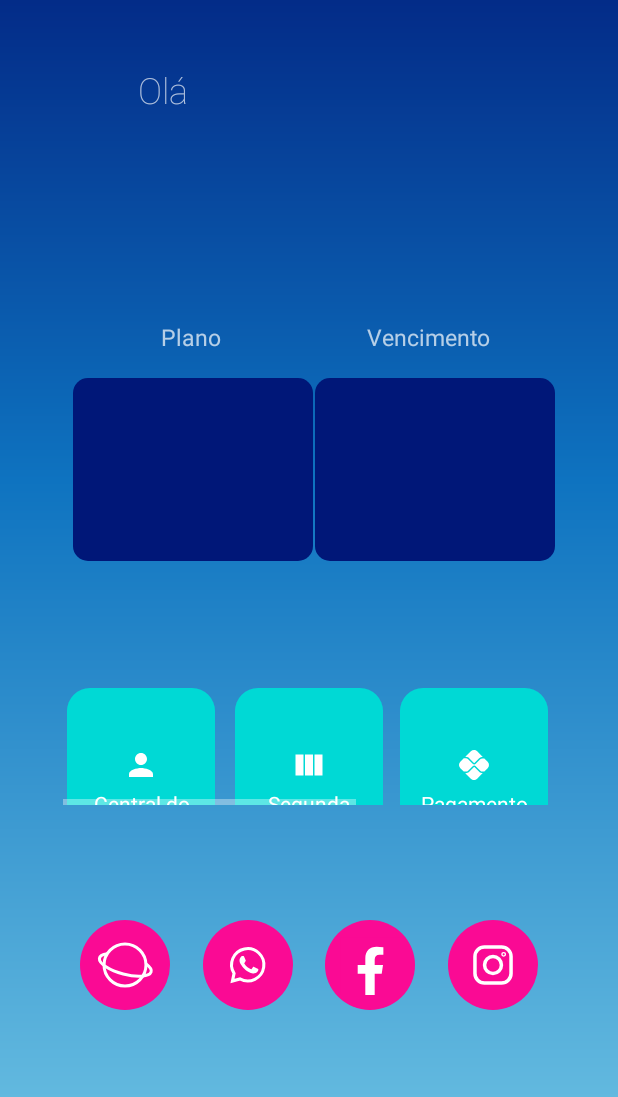
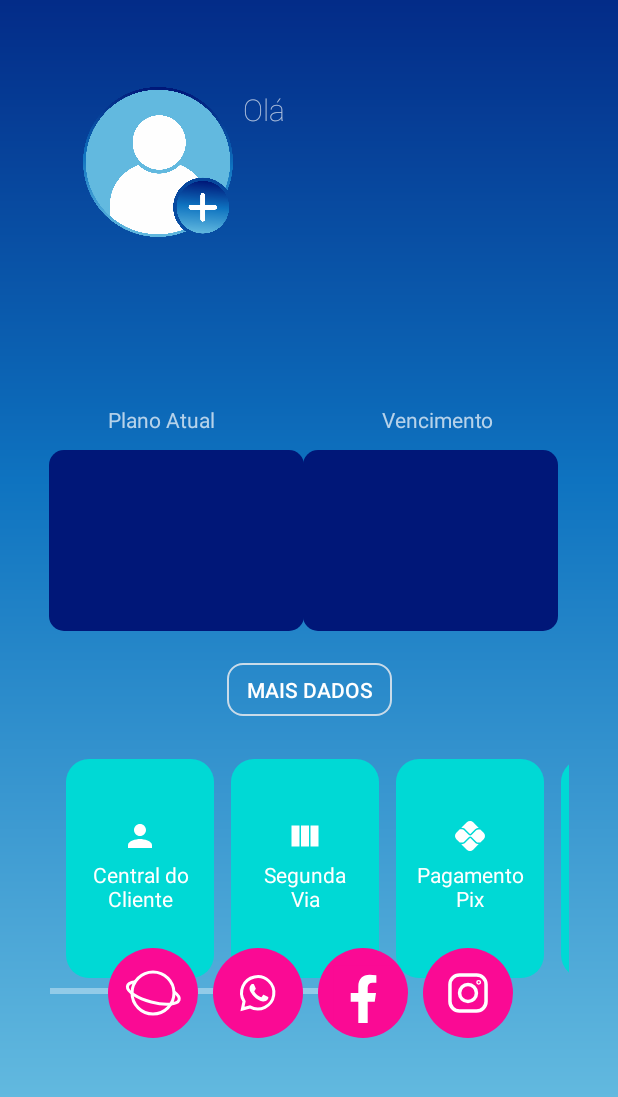
Before and after one commit to GideoneBerg/projetoAplicativoAndroid, an Android app: the ClienteActivity screen opened directly, with no data from a screen before it, on a phone screen of 412 x 824 dp, the part 138-1235 px from its top. Run offline under Robolectric (Android 15) with nearby library versions, the phone set to English and light mode, and no system bars.

Commit message:
Atualização: inserindo popup

```diff
--- a/app/build.gradle.kts
+++ b/app/build.gradle.kts
@@ -9,7 +9,7 @@ android {
 
     defaultConfig {
         applicationId = "com.example.projeto"
-        minSdk = 16
+        minSdk = 24
         targetSdk = 33
         versionCode = 1
         versionName = "1.0"
@@ -46,4 +46,5 @@ dependencies {
     androidTestImplementation("androidx.test.espresso:espresso-core:3.5.1")
     implementation("com.squareup.retrofit2:retrofit:2.9.0")
     implementation("com.squareup.retrofit2:converter-gson:2.9.0")
+    implementation ("com.github.santalu:maskara:1.0.0")
 }
--- a/app/src/main/java/com/example/projeto/activity/ClienteActivity.kt
+++ b/app/src/main/java/com/example/projeto/activity/ClienteActivity.kt
@@ -1,13 +1,14 @@
 package com.example.projeto.activity
 
+import android.app.Dialog
 import android.content.Intent
 import android.net.Uri
 import android.os.Bundle
-import android.view.View
-import android.widget.Button
+
 import android.widget.TextView
 import androidx.appcompat.app.AppCompatActivity
 import com.example.projeto.R
+
 import com.example.projeto.activity.webView.WebSpeedTestActivity
 import com.example.projeto.databinding.ActivityClienteBinding
 
@@ -24,22 +25,52 @@ class ClienteActivity : AppCompatActivity() {
         botoesScroll()
         // Dados do cliente
         dadosAPI()
+
     }
-    private fun dadosAPI() {
+     private fun dadosAPI() {
+
         // Trazendo dados para a activity
         val nomeUsuario = intent.getStringExtra("nomeUsuario")
+        binding.textViewNome.text = nomeUsuario
+
         val plano = intent.getStringExtra("plano")
+        binding.plano.text = plano
+
         val vencimento = intent.getStringExtra("vencimento")
+        binding.vencimento.text = vencimento
 
-        val textViewNome = findViewById<TextView>(R.id.textViewNome)
-        textViewNome.text = nomeUsuario
+         val cidade = intent.getStringExtra("cidade")
 
-        val textViewPlano = findViewById<TextView>(R.id.plano)
-        textViewPlano.text = plano
+         val rua = intent.getStringExtra("rua")
 
-        val textViewVencimento = findViewById<TextView>(R.id.vencimento)
-        textViewVencimento.text = vencimento
+
+
+         // Botao criado para exibição de dados do cliente usando popup
+
+         binding.maisDados.setOnClickListener(){
+             val dialog = Dialog(this@ClienteActivity)
+             dialog.setContentView(R.layout.popup)
+
+             val nome = dialog.findViewById<TextView>(R.id.nomeCliente)
+             nome.text = nomeUsuario
+
+             val ruaCliente = dialog.findViewById<TextView>(R.id.ruaCliente)
+             ruaCliente.text = rua
+
+             val cidadeAtual = dialog.findViewById<TextView>(R.id.cidadeCliente)
+             cidadeAtual.text = cidade
+
+//             val buttonFechar = dialog.findViewById<Button>(R.id.buttonFechar)
+//             buttonFechar.setOnClickListener {
+//                 dialog.dismiss() // Fecha o diálogo quando o botão "Fechar" é clicado
+//             }
+             dialog.show()
+
+
+         }
+
     }
+
 
     private fun botoesScroll(){
 
@@ -73,10 +104,12 @@ class ClienteActivity : AppCompatActivity() {
             intent.data =Uri.parse("tel:$telefone")
             startActivity(intent)
         }
-        val testeInternet = findViewById<Button>(R.id.teste_velocidade)
-        testeInternet.setOnClickListener(View.OnClickListener {
+
+        binding.testeVelocidade.setOnClickListener {
             val intent = Intent(this, WebSpeedTestActivity::class.java)
             startActivity(intent)
-        })
+        }
     }
+
+
 }
--- a/app/src/main/java/com/example/projeto/activity/classes/Usuario.kt
+++ b/app/src/main/java/com/example/projeto/activity/classes/Usuario.kt
@@ -5,7 +5,13 @@ class Usuario {
    lateinit var cpf: String
    lateinit var senha: String
    lateinit var nome: String
+   lateinit var nascimento: String
    lateinit var plano: String
    lateinit var vencimento: String
+   lateinit var cidade: String
+   lateinit var rua: String
+   lateinit var numero: String
+   lateinit var bairro: String
+
 
 }
--- a/app/src/main/res/layout/activity_cliente.xml
+++ b/app/src/main/res/layout/activity_cliente.xml
@@ -13,154 +13,148 @@
 
 
     <ImageView
-        android:id="@+id/image_logo_cliente"
+        android:id="@+id/imageLogoCliente"
         android:layout_width="93dp"
         android:layout_height="67dp"
         android:layout_alignParentTop="true"
+        android:layout_gravity="left"
         android:layout_marginTop="24dp"
         app:layout_constraintEnd_toEndOf="parent"
         app:layout_constraintHorizontal_bias="0.512"
         app:layout_constraintStart_toStartOf="parent"
         app:layout_constraintTop_toTopOf="parent"
-        app:srcCompat="@drawable/logotipo" />
+        app:srcCompat="@drawable/logotipo"
+        tools:ignore="RtlHardcoded" />
+
+    <TextView
+        android:id="@+id/textOla"
+        android:layout_width="wrap_content"
+        android:layout_height="wrap_content"
+        android:layout_marginStart="130dp"
+        android:layout_marginTop="60dp"
+        android:fontFamily="sans-serif-thin"
+        android:text="@string/ola"
+        android:textSize="20sp"
+        app:layout_constraintStart_toStartOf="parent"
+        app:layout_constraintTop_toBottomOf="@+id/imageLogoCliente" />
 
     <TextView
         android:id="@+id/textViewNome"
-        android:layout_width="260dp"
-        android:layout_height="78dp"
-        android:layout_marginStart="60dp"
-        android:layout_marginLeft="60dp"
-        android:layout_marginTop="8dp"
+        android:layout_width="216dp"
+        android:layout_height="81dp"
+        android:layout_marginStart="130dp"
+        android:layout_marginTop="2dp"
         android:fontFamily="sans-serif-condensed"
         android:textColor="@color/tiffany"
-        android:textSize="30sp"
-        android:visibility="visible"
+        android:textSize="25sp"
         app:layout_constraintStart_toStartOf="parent"
-        app:layout_constraintTop_toBottomOf="@+id/text_ola"
+        app:layout_constraintTop_toBottomOf="@+id/textOla"
         tools:text="Cliente" />
 
+    <ImageView
+        android:id="@+id/personCliente"
+        android:layout_width="100dp"
+        android:layout_height="100dp"
+        android:layout_marginStart="16dp"
+        android:layout_marginTop="150dp"
+        app:layout_constraintEnd_toStartOf="@+id/textViewNome"
+        app:layout_constraintStart_toStartOf="parent"
+        app:layout_constraintTop_toTopOf="parent"
+        app:srcCompat="@drawable/personadd"
+        tools:srcCompat="@drawable/personadd" />
+
     <TextView
-        android:id="@+id/text_ola"
+        android:id="@+id/plano_atual"
         android:layout_width="wrap_content"
         android:layout_height="wrap_content"
-        android:layout_marginStart="60dp"
-        android:layout_marginLeft="60dp"
-        android:layout_marginTop="44dp"
-        android:fontFamily="sans-serif-thin"
-        android:text="@string/ola"
-        android:textSize="24sp"
-        app:layout_constraintStart_toStartOf="parent"
-        app:layout_constraintTop_toBottomOf="@+id/image_logo_cliente" />
-
-    <TextView
-        android:id="@+id/textPlano"
-        android:layout_width="wrap_content"
-        android:layout_height="wrap_content"
-        android:layout_marginStart="75dp"
-        android:layout_marginLeft="75dp"
-        android:layout_marginTop="52dp"
-        android:gravity="center"
+        android:layout_marginStart="40dp"
+        android:layout_marginTop="100dp"
         android:text="@string/plano"
-        android:textSize="15sp"
         app:layout_constraintStart_toStartOf="parent"
         app:layout_constraintTop_toBottomOf="@+id/textViewNome" />
 
     <TextView
-        android:id="@+id/textVencimento"
+        android:id="@+id/vencimentoData"
         android:layout_width="wrap_content"
         android:layout_height="wrap_content"
-        android:layout_marginStart="40dp"
-        android:layout_marginLeft="40dp"
-        android:layout_marginTop="52dp"
-        android:layout_marginEnd="40dp"
-        android:layout_marginRight="40dp"
-        android:gravity="center"
+
+        android:layout_marginStart="60dp"
         android:text="@string/vencimento"
-        android:textSize="15sp"
-        app:layout_constraintBottom_toTopOf="@+id/vencimento"
         app:layout_constraintEnd_toEndOf="parent"
-        app:layout_constraintHorizontal_bias="0.811"
-        app:layout_constraintStart_toEndOf="@+id/textPlano"
-        app:layout_constraintTop_toBottomOf="@+id/textViewNome"
-        app:layout_constraintVertical_bias="0.0" />
+        app:layout_constraintStart_toEndOf="@+id/plano_atual"
+        app:layout_constraintTop_toTopOf="@+id/plano_atual" />
 
     <TextView
         android:id="@+id/plano"
-        android:layout_width="161dp"
-        android:layout_height="123dp"
-        android:layout_marginStart="16dp"
-        android:layout_marginLeft="16dp"
-        android:layout_marginTop="16dp"
+        android:layout_width="171dp"
+        android:layout_height="122dp"
+        android:layout_marginTop="10dp"
         android:background="@drawable/background_plano_vencimento"
         android:gravity="center"
         android:text="@string/plano"
         android:textColor="@color/tiffany"
         android:textSize="20sp"
         app:layout_constraintStart_toStartOf="parent"
-        app:layout_constraintTop_toBottomOf="@+id/textPlano" />
+        app:layout_constraintTop_toBottomOf="@+id/plano_atual" />
 
     <TextView
         android:id="@+id/vencimento"
-        android:layout_width="161dp"
-        android:layout_height="123dp"
-        android:layout_marginStart="161dp"
-        android:layout_marginLeft="161dp"
+        android:layout_width="171dp"
+        android:layout_height="122dp"
+        android:layout_marginStart="-15dp"
+        android:layout_marginEnd="-5dp"
         android:background="@drawable/background_plano_vencimento"
         android:gravity="center"
         android:text="@string/vencimento"
         android:textColor="@color/tiffany"
         android:textSize="20sp"
+        app:layout_constraintEnd_toEndOf="parent"
         app:layout_constraintStart_toEndOf="@+id/plano"
-        app:layout_constraintStart_toStartOf="@+id/plano"
         app:layout_constraintTop_toTopOf="@+id/plano" />
 
     <HorizontalScrollView
         android:id="@+id/menu_cliente"
-        android:layout_width="match_parent"
-        android:layout_height="match_parent"
-        android:layout_marginStart="10dp"
-        android:layout_marginLeft="10dp"
-        android:layout_marginTop="550dp"
-        android:layout_marginEnd="5dp"
-        android:layout_marginRight="5dp"
-        android:layout_marginBottom="195dp"
+        android:layout_width="346dp"
+        android:layout_height="165dp"
+        android:layout_marginTop="70dp"
+        android:layout_marginBottom="50dp"
+        android:fillViewport="true"
         app:layout_constraintBottom_toBottomOf="parent"
         app:layout_constraintEnd_toEndOf="parent"
         app:layout_constraintStart_toStartOf="parent"
         app:layout_constraintTop_toBottomOf="@+id/plano"
+        app:layout_constraintVertical_bias="0.234"
         tools:ignore="MissingConstraints">
 
         <LinearLayout
             android:layout_width="wrap_content"
-            android:layout_height="wrap_content"
+            android:layout_height="match_parent"
             android:orientation="horizontal">
-
 
             <Button
                 android:id="@+id/centralClienteScroll"
                 style="?android:attr/buttonBarButtonStyle"
                 android:layout_width="100dp"
                 android:layout_height="147dp"
-                android:layout_marginStart="2dp"
-                android:layout_marginEnd="2dp"
+                android:layout_marginStart="10dp"
                 android:background="@drawable/background_botao_menu_cliente"
                 android:drawableTop="@drawable/baseline_person_24"
+                android:elevation="800dp"
                 android:paddingLeft="10dp"
                 android:paddingTop="40sp"
                 android:paddingRight="10dp"
                 android:paddingBottom="40dp"
                 android:text="@string/central_cliente"
+                android:textAlignment="center"
                 android:textAppearance="@style/TextAppearance.AppCompat.Body1"
-                android:textColor="@color/white" />
-
+                android:textColor="@color/white"
+                android:translationZ="50dp" />
 
             <Button
-                android:id="@+id/segunda_via"
-                style="?android:attr/buttonBarButtonStyle"
+                android:id="@+id/segundaVia"
                 android:layout_width="100dp"
                 android:layout_height="147dp"
                 android:layout_marginStart="10dp"
-                android:layout_marginLeft="10dp"
                 android:background="@drawable/background_botao_menu_cliente"
                 android:drawableTop="@drawable/baseline_view_column_24"
                 android:paddingLeft="10dp"
@@ -168,12 +162,12 @@
                 android:paddingRight="10dp"
                 android:paddingBottom="40dp"
                 android:text="@string/segunda_via"
+                android:textAlignment="center"
                 android:textAppearance="@style/TextAppearance.AppCompat.Body1"
                 android:textColor="@color/white" />
 
             <Button
-                android:id="@+id/pagamento_pix"
-                style="?android:attr/buttonBarButtonStyle"
+                android:id="@+id/pagamentoPix"
                 android:layout_width="100dp"
                 android:layout_height="147dp"
                 android:layout_marginLeft="10dp"
@@ -186,15 +180,15 @@
                 android:paddingBottom="40dp"
                 android:shadowRadius="0"
                 android:text="@string/pagamento_pix"
+                android:textAlignment="center"
                 android:textAppearance="@style/TextAppearance.AppCompat.Body1"
                 android:textColor="@color/white" />
 
-
             <Button
-                android:id="@+id/teste_velocidade"
-                style="?android:attr/buttonBarButtonStyle"
-                android:layout_width="109dp"
+                android:id="@+id/testeVelocidade"
+                android:layout_width="100dp"
                 android:layout_height="147dp"
+                android:layout_marginStart="0dp"
                 android:background="@drawable/background_botao_menu_cliente"
                 android:drawableTop="@drawable/baseline_network_check_24"
                 android:paddingLeft="10dp"
@@ -203,16 +197,16 @@
                 android:paddingBottom="40dp"
                 android:shadowRadius="0"
                 android:text="@string/teste_velocidade"
+                android:textAlignment="center"
                 android:textAppearance="@style/TextAppearance.AppCompat.Body1"
                 android:textColor="@color/white" />
 
             <Button
                 android:id="@+id/sobre"
-                style="?android:attr/buttonBarButtonStyle"
-                android:layout_width="107dp"
-                android:layout_height="match_parent"
+                android:layout_width="100dp"
+                android:layout_height="147dp"
                 android:layout_marginStart="8dp"
-                android:layout_marginEnd="8dp"
+                android:layout_marginTop="8dp"
                 android:background="@drawable/background_botao_menu_cliente"
                 android:drawableTop="@drawable/baseline_info_24"
                 android:paddingLeft="10dp"
@@ -221,10 +215,9 @@
                 android:paddingBottom="40dp"
                 android:shadowRadius="0"
                 android:text="@string/sobre"
+                android:textAlignment="center"
                 android:textAppearance="@style/TextAppearance.AppCompat.Body1"
                 android:textColor="@color/white" />
-
-
         </LinearLayout>
 
     </HorizontalScrollView>
@@ -233,71 +226,55 @@
         android:id="@+id/siteApcTecnologia"
         android:layout_width="60dp"
         android:layout_height="60dp"
-        android:layout_marginTop="180dp"
+        android:layout_marginStart="40dp"
+        android:layout_marginBottom="40dp"
         android:background="@drawable/background_menu_rede_sociais"
-        android:contentDescription="TODO"
-        app:layout_constraintBottom_toBottomOf="@+id/whatsappApcTecnologia"
-        app:layout_constraintEnd_toStartOf="@+id/whatsappApcTecnologia"
+        app:layout_constraintBottom_toBottomOf="parent"
         app:layout_constraintStart_toStartOf="parent"
-        app:layout_constraintTop_toBottomOf="@+id/plano"
-        app:layout_constraintVertical_bias="1.0"
-        app:srcCompat="@drawable/samsung_internet"
-        tools:ignore="SpeakableTextPresentCheck" />
+        app:srcCompat="@drawable/samsung_internet" />
+
+    <ImageButton
+        android:id="@+id/whatsappApcTecnologia"
+        android:layout_width="60dp"
+        android:layout_height="60dp"
+        android:layout_marginStart="10dp"
+        android:layout_marginBottom="40dp"
+        android:background="@drawable/background_menu_rede_sociais"
+        app:layout_constraintBottom_toBottomOf="parent"
+        app:layout_constraintStart_toEndOf="@+id/siteApcTecnologia"
+        app:srcCompat="@drawable/whatsapp" />
 
     <ImageButton
         android:id="@+id/facebookApcTecnologia"
         android:layout_width="60dp"
         android:layout_height="60dp"
-        android:layout_marginStart="-60dp"
-        android:layout_marginTop="180dp"
-        android:layout_marginEnd="47dp"
+        android:layout_marginStart="10dp"
+        android:layout_marginBottom="40dp"
         android:background="@drawable/background_menu_rede_sociais"
-        app:layout_constraintBottom_toBottomOf="@+id/whatsappApcTecnologia"
-        app:layout_constraintEnd_toStartOf="@+id/instagramApcTecnologia"
+        app:layout_constraintBottom_toBottomOf="parent"
         app:layout_constraintStart_toEndOf="@+id/whatsappApcTecnologia"
-        app:layout_constraintTop_toBottomOf="@+id/vencimento"
-        app:layout_constraintVertical_bias="1.0"
-        app:srcCompat="@drawable/facebook"
-        tools:ignore="SpeakableTextPresentCheck"
-        android:layout_marginLeft="-60dp"
-        android:layout_marginRight="47dp"
-        android:contentDescription="TODO" />
+        app:srcCompat="@drawable/facebook" />
 
     <ImageButton
         android:id="@+id/instagramApcTecnologia"
         android:layout_width="60dp"
         android:layout_height="60dp"
-        android:layout_marginStart="-60dp"
-        android:layout_marginLeft="60dp"
-        android:layout_marginTop="180dp"
-        android:background="@drawable/background_menu_rede_sociais"
-        android:src="@drawable/instagram"
-        app:layout_constraintBottom_toBottomOf="@+id/facebookApcTecnologia"
-        app:layout_constraintEnd_toEndOf="parent"
-        app:layout_constraintStart_toEndOf="@+id/facebookApcTecnologia"
-        app:layout_constraintTop_toBottomOf="@+id/vencimento"
-        app:layout_constraintVertical_bias="1.0"
-        tools:ignore="SpeakableTextPresentCheck"
-        tools:src="@drawable/instagram"
-        tools:srcCompat="@drawable/instagram" />
-
-    <ImageButton
-        android:id="@+id/whatsappApcTecnologia"
-        android:layout_width="60dp"
-        android:layout_height="60dp"
-        android:layout_marginStart="-60dp"
-        android:layout_marginTop="180dp"
-        android:layout_marginEnd="31dp"
+        android:layout_marginStart="10dp"
+        android:layout_marginBottom="40dp"
         android:background="@drawable/background_menu_rede_sociais"
         app:layout_constraintBottom_toBottomOf="parent"
-        app:layout_constraintEnd_toStartOf="@+id/facebookApcTecnologia"
-        app:layout_constraintStart_toEndOf="@+id/siteApcTecnologia"
-        app:layout_constraintTop_toBottomOf="@+id/plano"
-        app:srcCompat="@drawable/whatsapp"
-        tools:ignore="SpeakableTextPresentCheck"
-        android:layout_marginLeft="-60dp"
-        android:layout_marginRight="31dp"
-        android:contentDescription="TODO" />
+        app:layout_constraintStart_toEndOf="@+id/facebookApcTecnologia"
+        app:srcCompat="@drawable/instagram" />
 
+    <Button
+        android:id="@+id/maisDados"
+        android:layout_width="110dp"
+        android:layout_height="35dp"
+        android:background="@drawable/background_botao"
+        android:text="@string/maisDados"
+        app:layout_constraintBottom_toTopOf="@+id/menu_cliente"
+        app:layout_constraintEnd_toEndOf="parent"
+        app:layout_constraintStart_toStartOf="parent"
+        app:layout_constraintTop_toBottomOf="@+id/plano" />
 
 </androidx.constraintlayout.widget.ConstraintLayout>
--- a/app/src/main/res/values/strings.xml
+++ b/app/src/main/res/values/strings.xml
@@ -1,5 +1,6 @@
 <resources>
     <string name="app_name">APC Tecnologia</string>
+    <string name="botaoAcessar">ACESSAR</string>
     <string name="bem_vindo">Olá, Seja Bem vindo ao \n nosso Aplicativo!</string>
     <string name="text_ajuda">Em que podemos te \n ajudar hoje?</string>
     <string name="text_cliente">Já sou Cliente</string>
@@ -13,11 +14,13 @@
     <string name="ajuda">Como podemos ajudar?</string>
     <string name="pagamento_pix">Pagamento\nPix</string>
     <string name="vencimento">Vencimento</string>
-    <string name="plano">Plano</string>
+    <string name="plano">Plano Atual</string>
     <string name="central_cliente">Central do\nCliente</string>
     <string name="segunda_via">Segunda\nVia</string>
     <string name="teste_velocidade">Teste\nVelocidade</string>
     <string name="sobre">Sobre</string>
     <string name="ola">Olá</string>
+    <string name="descricao">imagem</string>
+    <string name="maisDados">Mais Dados</string>
 
 </resources>
--- a/settings.gradle.kts
+++ b/settings.gradle.kts
@@ -10,7 +10,10 @@ dependencyResolutionManagement {
     repositories {
         google()
         mavenCentral()
+        maven("https://jitpack.io")
+
     }
+
 }
 
 rootProject.name = "Projeto"
```
Also changed, not shown: app/src/main/java/com/example/projeto/activity/LoginActivity.kt (+16 -14 lines), app/src/main/res/layout/activity_login.xml (+10 -7 lines), app/src/main/res/layout/popup.xml (added, +81 -0 lines), app/src/main/res/drawable/personadd.png (added).
